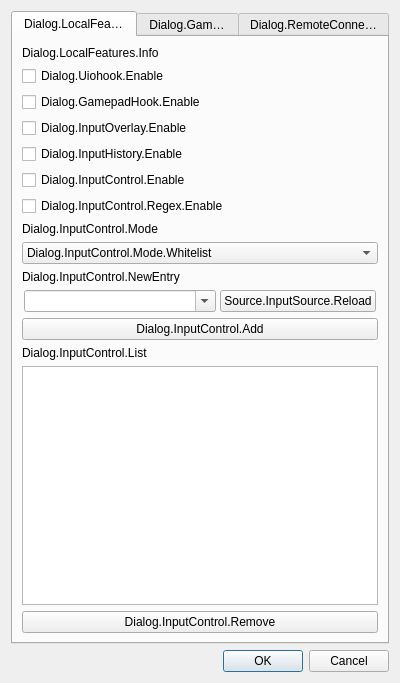
This is io-obs/gui/io_settings_dialog.ui in univrsal/input-overlay as Qt 5 draws it before an edit. The edited form follows.
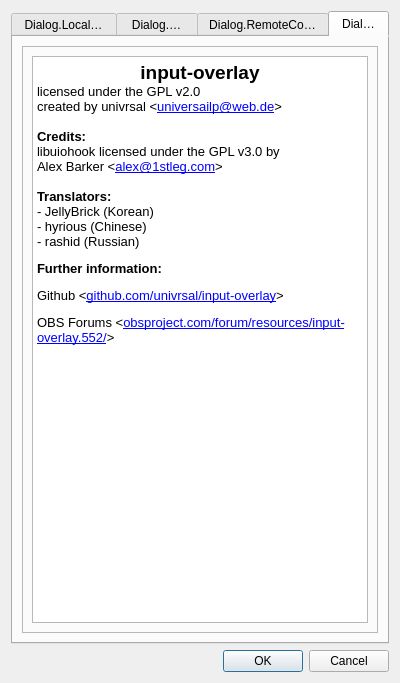
This is the edited form.

Commit message: Relicensed to GPL v2.0 Added about tab to gui

Patch:
```diff
--- a/io-obs/gui/io_settings_dialog.ui
+++ b/io-obs/gui/io_settings_dialog.ui
@@ -35,7 +35,7 @@
       <enum>QTabWidget::Rounded</enum>
      </property>
      <property name="currentIndex">
-      <number>0</number>
+      <number>3</number>
      </property>
      <property name="elideMode">
       <enum>Qt::ElideRight</enum>
@@ -1385,6 +1385,50 @@
        </item>
       </layout>
      </widget>
+     <widget class="QWidget" name="tab_about">
+      <attribute name="title">
+       <string>Dialog.About</string>
+      </attribute>
+      <layout class="QVBoxLayout" name="verticalLayout_6">
+       <item>
+        <widget class="QFrame" name="frame">
+         <property name="frameShape">
+          <enum>QFrame::StyledPanel</enum>
+         </property>
+         <property name="frameShadow">
+          <enum>QFrame::Raised</enum>
+         </property>
+         <layout class="QHBoxLayout" name="horizontalLayout_24">
+          <item>
+           <widget class="QTextEdit" name="txt_about">
+            <property name="html">
+             <string>&lt;!DOCTYPE HTML PUBLIC &quot;-//W3C//DTD HTML 4.0//EN&quot; &quot;http://www.w3.org/TR/REC-html40/strict.dtd&quot;&gt;
+&lt;html&gt;&lt;head&gt;&lt;meta name=&quot;qrichtext&quot; content=&quot;1&quot; /&gt;&lt;style type=&quot;text/css&quot;&gt;
+p, li { white-space: pre-wrap; }
+&lt;/style&gt;&lt;/head&gt;&lt;body style=&quot; font-family:'Noto Sans'; font-size:10pt; font-weight:400; font-style:normal;&quot;&gt;
+&lt;p align=&quot;center&quot; style=&quot; margin-top:0px; margin-bottom:0px; margin-left:0px; margin-right:0px; -qt-block-indent:0; text-indent:0px;&quot;&gt;&lt;span style=&quot; font-size:14pt; font-weight:600;&quot;&gt;input-overlay&lt;/span&gt;&lt;/p&gt;
+&lt;p style=&quot; margin-top:0px; margin-bottom:0px; margin-left:0px; margin-right:0px; -qt-block-indent:0; text-indent:0px;&quot;&gt;licensed under the GPL v2.0&lt;/p&gt;
+&lt;p style=&quot; margin-top:0px; margin-bottom:0px; margin-left:0px; margin-right:0px; -qt-block-indent:0; text-indent:0px;&quot;&gt;created by univrsal &amp;lt;&lt;a href=&quot;mailto:universailp@web.de&quot;&gt;&lt;span style=&quot; text-decoration: underline; color:#0000ff;&quot;&gt;universailp@web.de&lt;/span&gt;&lt;/a&gt;&amp;gt;&lt;/p&gt;
+&lt;p style=&quot;-qt-paragraph-type:empty; margin-top:0px; margin-bottom:0px; margin-left:0px; margin-right:0px; -qt-block-indent:0; text-indent:0px;&quot;&gt;&lt;br /&gt;&lt;/p&gt;
+&lt;p style=&quot; margin-top:0px; margin-bottom:0px; margin-left:0px; margin-right:0px; -qt-block-indent:0; text-indent:0px;&quot;&gt;&lt;span style=&quot; font-weight:600;&quot;&gt;Credits:&lt;/span&gt;&lt;/p&gt;
+&lt;p style=&quot; margin-top:0px; margin-bottom:0px; margin-left:0px; margin-right:0px; -qt-block-indent:0; text-indent:0px;&quot;&gt;libuiohook licensed under the GPL v3.0 by&lt;/p&gt;
+&lt;p style=&quot; margin-top:0px; margin-bottom:0px; margin-left:0px; margin-right:0px; -qt-block-indent:0; text-indent:0px;&quot;&gt;Alex Barker &amp;lt;&lt;a href=&quot;mailto:alex@1stleg.com&quot;&gt;&lt;span style=&quot; text-decoration: underline; color:#0000ff;&quot;&gt;alex@1stleg.com&lt;/span&gt;&lt;/a&gt;&amp;gt;&lt;/p&gt;
+&lt;p style=&quot;-qt-paragraph-type:empty; margin-top:0px; margin-bottom:0px; margin-left:0px; margin-right:0px; -qt-block-indent:0; text-indent:0px;&quot;&gt;&lt;br /&gt;&lt;/p&gt;
+&lt;p style=&quot; margin-top:0px; margin-bottom:0px; margin-left:0px; margin-right:0px; -qt-block-indent:0; text-indent:0px;&quot;&gt;&lt;span style=&quot; font-weight:600;&quot;&gt;Translators:&lt;/span&gt;&lt;/p&gt;
+&lt;p style=&quot; margin-top:0px; margin-bottom:0px; margin-left:0px; margin-right:0px; -qt-block-indent:0; text-indent:0px;&quot;&gt;- JellyBrick (Korean)&lt;/p&gt;
+&lt;p style=&quot; margin-top:0px; margin-bottom:0px; margin-left:0px; margin-right:0px; -qt-block-indent:0; text-indent:0px;&quot;&gt;- hyrious (Chinese)&lt;/p&gt;
+&lt;p style=&quot; margin-top:0px; margin-bottom:12px; margin-left:0px; margin-right:0px; -qt-block-indent:0; text-indent:0px;&quot;&gt;- rashid (Russian)&lt;/p&gt;
+&lt;p style=&quot; margin-top:0px; margin-bottom:12px; margin-left:0px; margin-right:0px; -qt-block-indent:0; text-indent:0px;&quot;&gt;&lt;span style=&quot; font-weight:600;&quot;&gt;Further information:&lt;/span&gt;&lt;/p&gt;
+&lt;p style=&quot; margin-top:0px; margin-bottom:12px; margin-left:0px; margin-right:0px; -qt-block-indent:0; text-indent:0px;&quot;&gt;Github &amp;lt;&lt;a href=&quot;https://github.com/univrsal/input-overlay&quot;&gt;&lt;span style=&quot; text-decoration: underline; color:#0000ff;&quot;&gt;github.com/univrsal/input-overlay&lt;/span&gt;&lt;/a&gt;&amp;gt;&lt;/p&gt;
+&lt;p style=&quot; margin-top:0px; margin-bottom:12px; margin-left:0px; margin-right:0px; -qt-block-indent:0; text-indent:0px;&quot;&gt;OBS Forums &amp;lt;&lt;a href=&quot;https://obsproject.com/forum/resources/input-overlay.552/&quot;&gt;&lt;span style=&quot; text-decoration: underline; color:#0000ff;&quot;&gt;obsproject.com/forum/resources/input-overlay.552/&lt;/span&gt;&lt;/a&gt;&amp;gt;&lt;/p&gt;&lt;/body&gt;&lt;/html&gt;</string>
+            </property>
+           </widget>
+          </item>
+         </layout>
+        </widget>
+       </item>
+      </layout>
+     </widget>
     </widget>
    </item>
    <item>
```
Left out of the diff: 2 changed lines with no effect on the pictures. The commit also changes 145 other files.
